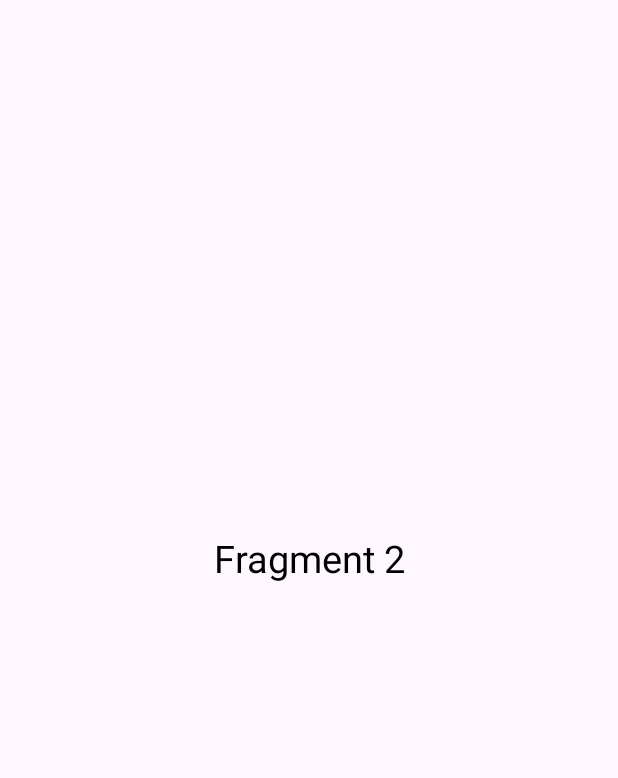
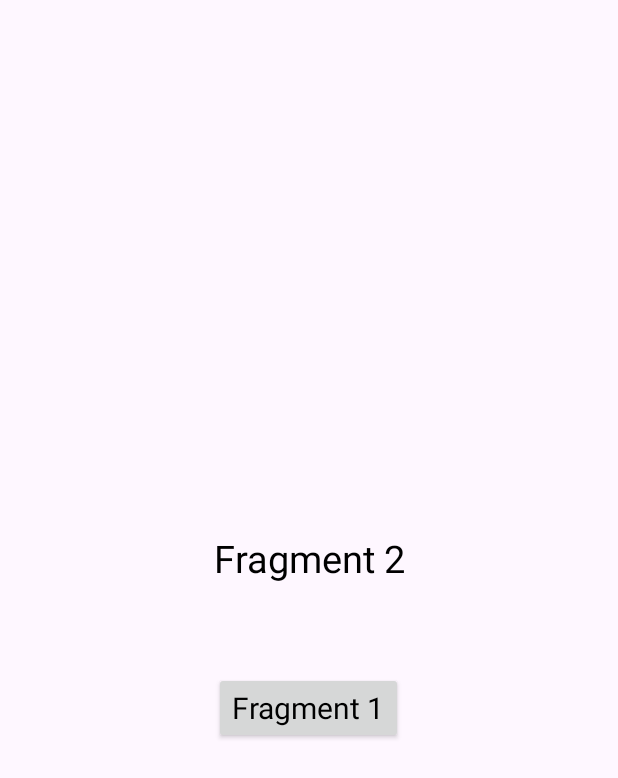
Before and after one commit to Kelaskaraditya1/Fragments, an Android app: the layout fragment_second.xml on its own in the app's theme, with its tools: preview values and no code run, on a phone screen of 412 x 824 dp. Shown: the top 778 px of the screen. Run offline under Robolectric (Android 15) with nearby library versions, the phone set to English and light mode, and no system bars.

Commit message:
Fragments complete

```diff
--- a/app/src/main/res/layout/fragment_second.xml
+++ b/app/src/main/res/layout/fragment_second.xml
@@ -17,4 +17,15 @@
             android:textColor="@color/black"
             android:textSize="25sp">
         </androidx.appcompat.widget.AppCompatTextView>
-    </FrameLayout>
+    <androidx.appcompat.widget.AppCompatButton
+        android:id="@+id/fragmentOneButton"
+        android:layout_width="wrap_content"
+        android:layout_height="wrap_content"
+        android:layout_gravity="center"
+        android:layout_marginTop="100dp"
+        android:text="Fragment 1"
+        android:textAppearance="@color/black"
+        android:textSize="20sp"
+        android:textColor="@color/black">
+    </androidx.appcompat.widget.AppCompatButton>
+</FrameLayout>
```
Also changed, not shown: app/src/main/AndroidManifest.xml (+6 -5 lines), app/src/main/java/com/starkindustries/fragments/Fragments/FragmentOne.kt (+14 -0 lines), app/src/main/java/com/starkindustries/fragments/Fragments/FragmentSecond.kt (+6 -1 lines), app/src/main/res/layout/fragment_one.xml (+11 -0 lines).
